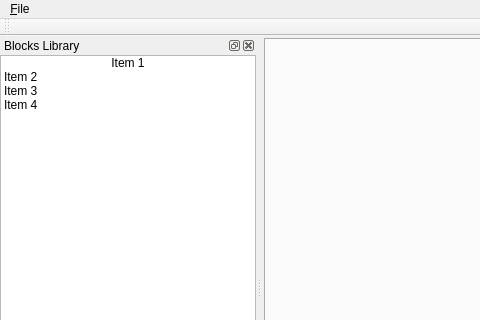
The window that mainwindow.ui (rusich/NMLE2) describes before a commit, drawn with Qt 5; both pictures show x 0 to 480 and y 0 to 320 of the 1156 by 559 pixel window.
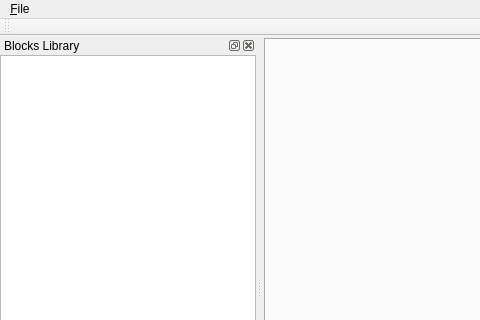
The same window after the commit. Icons and pictures are not drawn.

Diff of the .ui file:
```diff
--- a/mainwindow.ui
+++ b/mainwindow.ui
@@ -148,61 +148,6 @@
        <property name="wordWrap">
         <bool>false</bool>
        </property>
-       <item>
-        <property name="text">
-         <string>Item 1</string>
-        </property>
-        <property name="textAlignment">
-         <set>AlignCenter</set>
-        </property>
-        <property name="icon">
-         <iconset>
-          <normalon>:/res/images/qtlogo.png</normalon>
-         </iconset>
-        </property>
-        <property name="flags">
-         <set>ItemIsSelectable|ItemIsDragEnabled|ItemIsEnabled</set>
-        </property>
-       </item>
-       <item>
-        <property name="text">
-         <string>Item 2</string>
-        </property>
-        <property name="icon">
-         <iconset>
-          <normalon>:/res/images/qtlogo.png</normalon>
-         </iconset>
-        </property>
-       </item>
-       <item>
-        <property name="text">
-         <string>Item 3</string>
-        </property>
-        <property name="icon">
-         <iconset>
-          <normalon>:/res/images/qtlogo.png</normalon>
-         </iconset>
-        </property>
-       </item>
-       <item>
-        <property name="text">
-         <string>Item 4</string>
-        </property>
-        <property name="background">
-         <brush brushstyle="NoBrush">
-          <color alpha="255">
-           <red>0</red>
-           <green>0</green>
-           <blue>0</blue>
-          </color>
-         </brush>
-        </property>
-        <property name="icon">
-         <iconset>
-          <normalon>:/res/images/qtlogo.png</normalon>
-         </iconset>
-        </property>
-       </item>
       </widget>
      </item>
     </layout>
```
